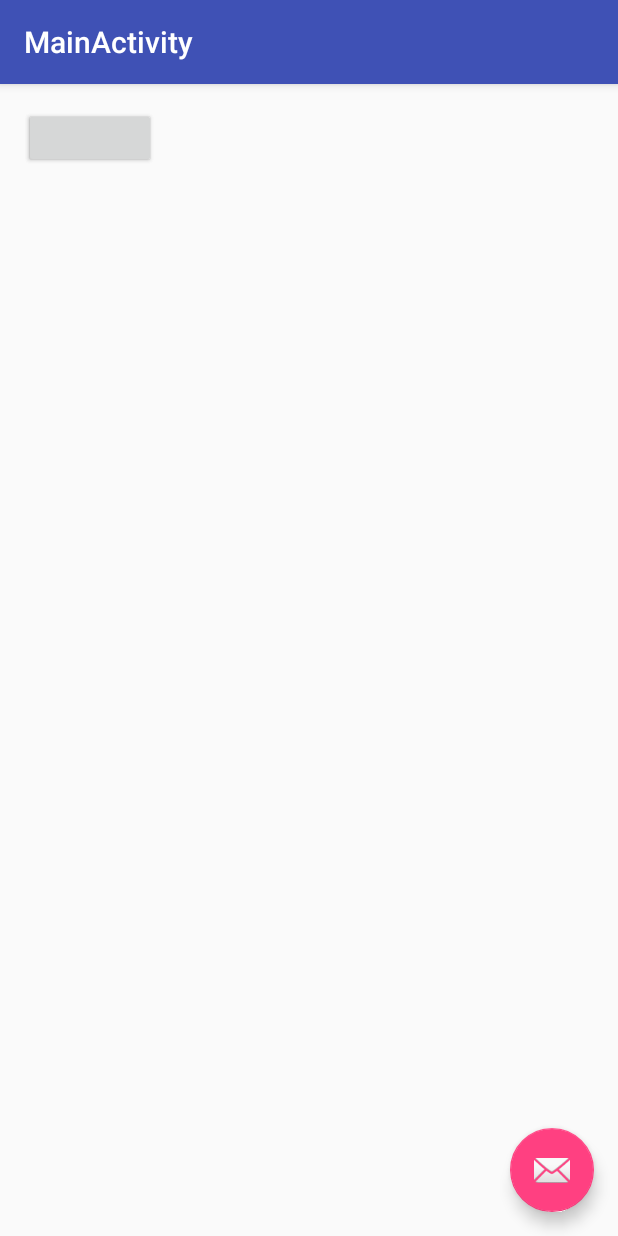
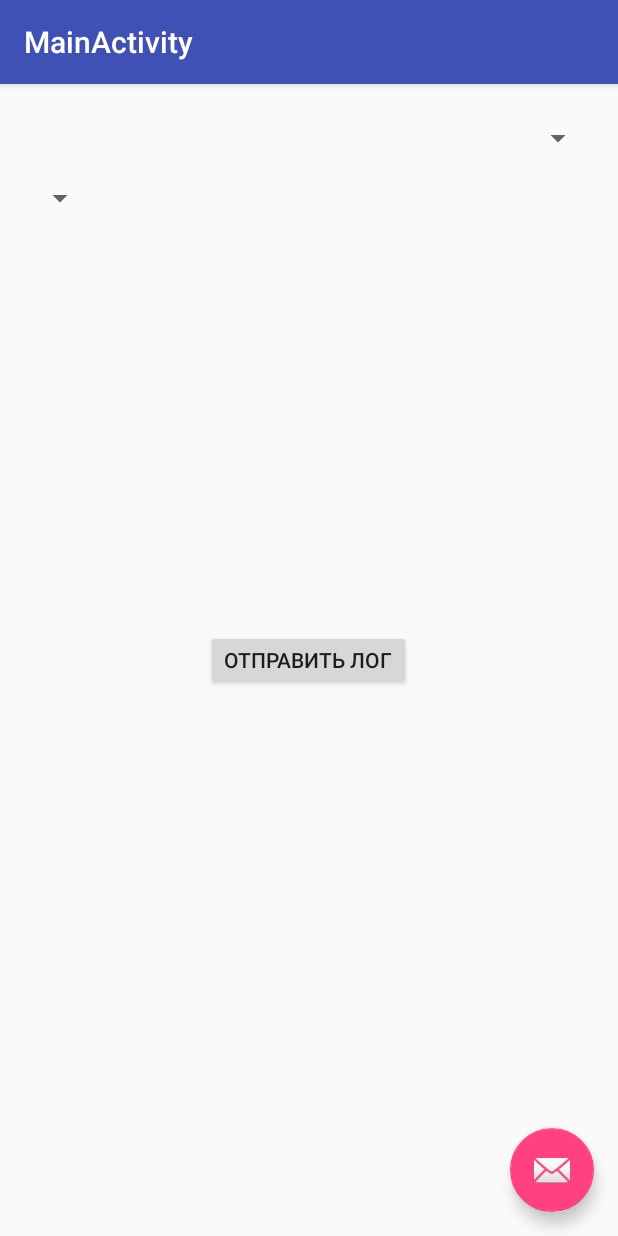
Before and after one commit to artemutin/AndroidMusicPlayerLogger, an Android app: the screen it shows after launch (MainActivity), on a phone screen of 412 x 824 dp. Run offline under Robolectric (Android 15) with nearby library versions, the phone set to English and light mode, and no system bars.

Commit message:
Form a layout of main activity

```diff
--- a/app/src/main/java/ru/yandex/artemutin/musicplayerlogger/MainActivity.java
+++ b/app/src/main/java/ru/yandex/artemutin/musicplayerlogger/MainActivity.java
@@ -6,6 +6,8 @@ import android.support.design.widget.Snackbar;
 import android.support.v7.app.AppCompatActivity;
 import android.support.v7.widget.Toolbar;
 import android.view.View;
+import android.widget.Button;
+import android.widget.Toast;
 
 public class MainActivity extends AppCompatActivity {
 
@@ -16,14 +18,20 @@ public class MainActivity extends AppCompatActivity {
         Toolbar toolbar = (Toolbar) findViewById(R.id.toolbar);
         setSupportActionBar(toolbar);
 
-        FloatingActionButton fab = (FloatingActionButton) findViewById(R.id.fab);
-        fab.setOnClickListener(new View.OnClickListener() {
-            @Override
-            public void onClick(View view) {
-                Snackbar.make(view, "Replace with your own action", Snackbar.LENGTH_LONG)
-                        .setAction("Action", null).show();
-            }
-        });
+
+        Button sendButton = (Button) findViewById(R.id.button_sendLog);
+        sendButton.setOnClickListener(new View.OnClickListener() {
+                                          @Override
+                                          public void onClick(View v) {
+                                              //get type of a log trans
+                                              //get output format
+                                              //make a log in a specified format
+                                              //send it with intent
+                                              Toast.makeText(v.getContext(), "Send log", Toast.LENGTH_LONG).show();
+                                          }
+                                      }
+
+        );
     }
 
 }
--- a/app/src/main/res/layout/content_main.xml
+++ b/app/src/main/res/layout/content_main.xml
@@ -8,15 +8,32 @@
     android:paddingBottom="@dimen/activity_vertical_margin"
     app:layout_behavior="@string/appbar_scrolling_view_behavior"
     tools:showIn="@layout/activity_main"
-    tools:context="ru.yandex.artemutin.musicplayerlogger.MainActivity">
+    tools:context="ru.yandex.artemutin.musicplayerlogger.MainActivity"
+    android:gravity="center_horizontal">
 <Button
     android:layout_width="wrap_content"
     android:layout_height="40dp"
-    android:id="@+id/send_log"/>
+    android:id="@+id/button_sendLog"
+    android:text="@string/sendButton"
+    android:gravity="center_horizontal"
+    android:layout_centerVertical="true"
+    android:layout_centerHorizontal="true" />
 
-    <Button
+    <Spinner
+        android:id="@+id/spinner_logTransaction"
         android:layout_width="wrap_content"
         android:layout_height="40dp"
-        android:id="@+id/delete"
-        android:layout_alignLeft="@+id/send_log" />
+        android:gravity="center_horizontal"
+        android:layout_alignParentTop="true"
+        android:layout_alignParentRight="true"
+        android:layout_alignParentEnd="true">"Empty"</Spinner>
+    <Spinner
+        android:id="@+id/spinner_outputFormat"
+        android:layout_width="wrap_content"
+        android:layout_height="40dp"
+        android:layout_below="@+id/spinner_logTransaction"
+        android:layout_alignParentLeft="true"
+        android:layout_alignParentStart="false">Empty</Spinner>
+
+
 </RelativeLayout>
--- a/app/src/main/res/values/strings.xml
+++ b/app/src/main/res/values/strings.xml
@@ -2,6 +2,7 @@
     <string name="app_name">MusicPlayerLogger</string>
     <string name="player_action">com.android.music.playstatechanged</string>
     <string name="title_activity_settings">Настройки</string>
+    <string name="sendButton">Отправить лог</string>
 
     <!-- Strings related to Settings -->
 
```
